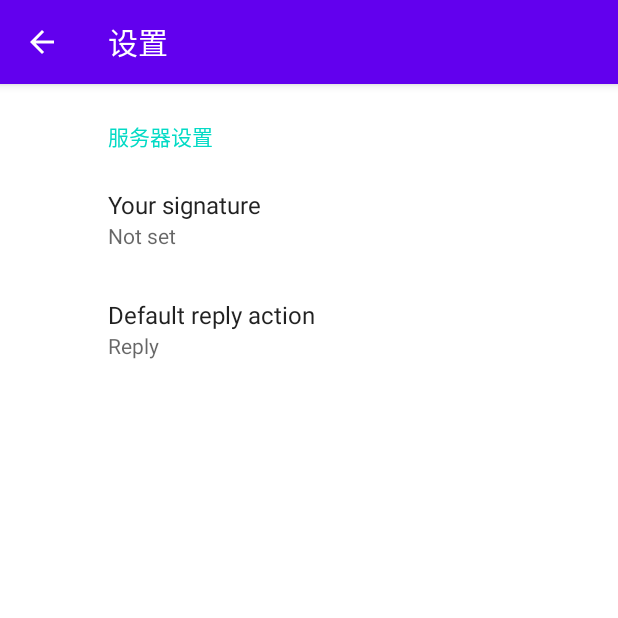
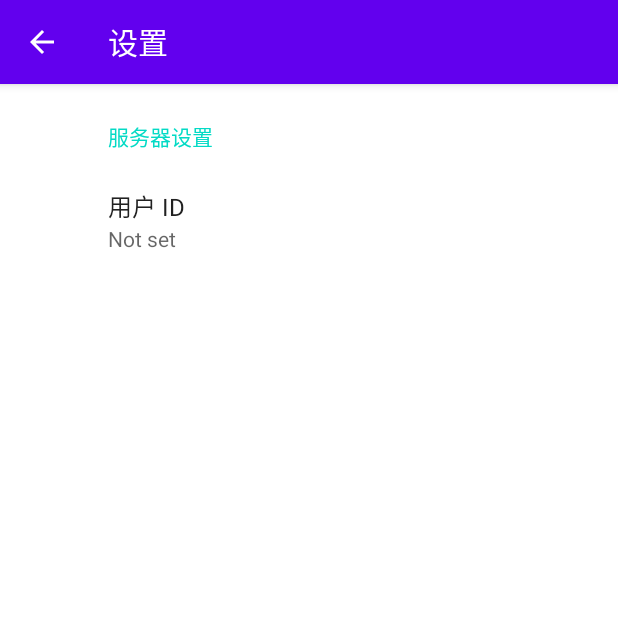
Before and after one commit to ZNotify/android, an Android app: the screen it shows after launch (SettingsActivity), after a tap on "设置", on a phone screen of 412 x 824 dp, the top half of it. Run offline under Robolectric (Android 15) with nearby library versions, the phone set to English and light mode, and no system bars; our stand-ins replace androidx.preference; libraries missing offline, so code that uses them is left out: com.xiaomi.mipush, net.steamcrafted.materialiconlib; 1 statement that could not run was skipped.

Commit message:
feat: add UI

```diff
--- a/app/src/main/java/top/learningman/mipush/MainActivity.kt
+++ b/app/src/main/java/top/learningman/mipush/MainActivity.kt
@@ -3,11 +3,15 @@ package top.learningman.mipush
 import android.app.ActivityManager
 import android.content.Context
 import android.content.Intent
+import android.content.res.ColorStateList
 import androidx.appcompat.app.AppCompatActivity
 import android.os.Bundle
 import android.os.Process
+import androidx.core.content.ContextCompat
+import androidx.preference.PreferenceManager
 import com.xiaomi.mipush.sdk.MiPushClient
 import kotlinx.android.synthetic.main.activity_main.*
+import net.steamcrafted.materialiconlib.MaterialDrawableBuilder
 
 class MainActivity : AppCompatActivity() {
     override fun onCreate(savedInstanceState: Bundle?) {
@@ -19,6 +23,15 @@ class MainActivity : AppCompatActivity() {
             val intent = Intent(this, SettingsActivity::class.java)
             startActivity(intent)
         }
+
+        val pref = PreferenceManager.getDefaultSharedPreferences(this)
+        val userid = pref.getString("user_id", "none")!!
+        if (userid == "none") {
+            reg_status.setCardBackgroundColor(this.colorList(R.color.reg_failed))
+            reg_status_text.text = getString(R.string.not_set_userid_err)
+            reg_status_icon.setIcon(MaterialDrawableBuilder.IconValue.ALERT_CIRCLE_OUTLINE)
+        }
+
 
         if (shouldInit()) {
             MiPushClient.registerPush(this, "2882303761520035342", "5272003587342")
@@ -37,3 +50,7 @@ class MainActivity : AppCompatActivity() {
         return false
     }
 }
+
+fun Context.colorList(id: Int): ColorStateList {
+    return ColorStateList.valueOf(ContextCompat.getColor(this, id))
+}
--- a/app/src/main/res/values/strings.xml
+++ b/app/src/main/res/values/strings.xml
@@ -2,10 +2,11 @@
     <string name="app_name">Notify</string>
     <string name="title_activity_settings">设置</string>
 
-    <!-- Messages Preferences -->
-    <string name="signature_title">Your signature</string>
-    <string name="reply_title">Default reply action</string>
+    <!-- Preferences -->
+    <string name="user_id">用户 ID</string>
     <string name="logo">Logo</string>
     <string name="setting">设置</string>
     <string name="setting_header">服务器设置</string>
+    <string name="loading">加载中</string>
+    <string name="not_set_userid_err">User ID 未设置</string>
 </resources>
--- a/app/src/main/res/xml/root_preferences.xml
+++ b/app/src/main/res/xml/root_preferences.xml
@@ -3,16 +3,8 @@
     <PreferenceCategory app:title="@string/setting_header">
 
         <EditTextPreference
-            app:key="signature"
-            app:title="@string/signature_title"
-            app:useSimpleSummaryProvider="true" />
-
-        <ListPreference
-            app:defaultValue="reply"
-            app:entries="@array/reply_entries"
-            app:entryValues="@array/reply_values"
-            app:key="reply"
-            app:title="@string/reply_title"
+            app:key="user_id"
+            app:title="@string/user_id"
             app:useSimpleSummaryProvider="true" />
 
     </PreferenceCategory>
```
Also changed, not shown: app/src/main/res/layout/activity_main.xml (+34 -9 lines).
